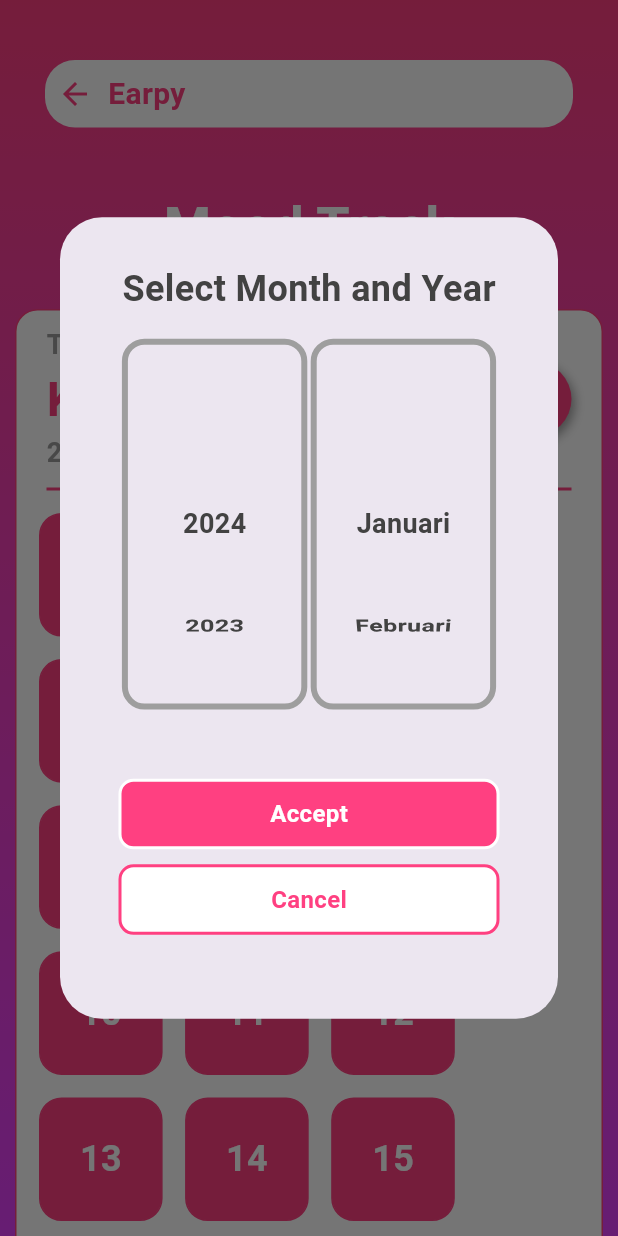
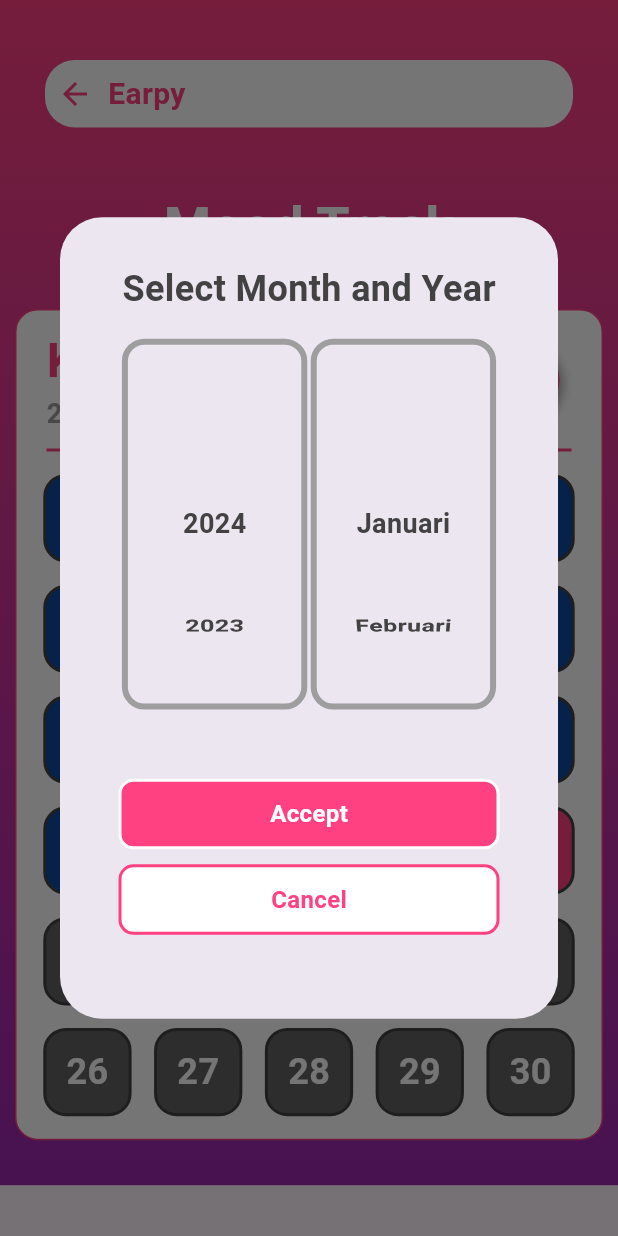
Before and after one commit to binerbard/earpy_apps, a Flutter app: the TrackView screen opened by its route, after a tap on the "date range" icon, on a phone screen of 412 x 824 dp. Run offline on Flutter 3.47's test engine with Material 3 defaults, Android fonts, the phone set to English and light mode, and no system bars; our stand-ins replace audioplayers, dartz, get, get_storage, lottie; accounts and stored records are empty.

Commit message:
add color detection in date

```diff
--- a/lib/controllers/trackcontroller.dart
+++ b/lib/controllers/trackcontroller.dart
@@ -26,7 +26,7 @@ class TrackController extends GetxController {
   @override
   void onInit() {
     initialSelectedEmoji();
-    getDateNow();
+    resetDateNow();
     super.onInit();
   }
 
@@ -40,8 +40,15 @@ class TrackController extends GetxController {
     emojiSelected.value = emojiOption.first;
   }
 
-  void getDateNow() {
+  void resetDateNow() {
     listDate.value = getDatesForMood(now.month, now.year);
+  }
+
+  void setDateNow(String month, String year) {
+    int setMonth = int.parse(month);
+    int setYear = int.parse(year);
+    final dateForMood = getDatesForMood(setMonth, setYear);
+    listDate.value = dateForMood;
   }
 
   void onAccept() {
--- a/lib/presentations/components/Button/buttoninvert.dart
+++ b/lib/presentations/components/Button/buttoninvert.dart
@@ -5,11 +5,13 @@ class ButtonTitleRadius extends StatelessWidget {
   final void Function() onTap;
   final bool invert;
   final String title;
+  final Color colorData;
   const ButtonTitleRadius(
       {super.key,
       required this.onTap,
       this.invert = false,
-      required this.title});
+      required this.title,
+      this.colorData = Colors.pinkAccent});
 
   @override
   Widget build(BuildContext context) {
@@ -20,15 +22,15 @@ class ButtonTitleRadius extends StatelessWidget {
           margin: const EdgeInsets.symmetric(vertical: 5),
           padding: const EdgeInsets.symmetric(vertical: 10, horizontal: 40),
           decoration: BoxDecoration(
-              color: invert ? Colors.white : Colors.pinkAccent,
+              color: invert ? Colors.white : colorData,
               border: Border.all(
-                  color: invert ? Colors.pinkAccent : Colors.white, width: 2),
+                  color: invert ? colorData : Colors.white, width: 2),
               borderRadius: const BorderRadius.all(Radius.circular(10.0))),
           child: Center(
             child: Text(
               title,
               style: TextStyle(
-                  color: invert ? Colors.pinkAccent : Colors.white,
+                  color: invert ? colorData : Colors.white,
                   fontWeight: FontWeight.w600,
                   fontSize: 16),
             ),
--- a/lib/presentations/components/Decoration/alertdialogemoji.dart
+++ b/lib/presentations/components/Decoration/alertdialogemoji.dart
@@ -62,7 +62,10 @@ class AlertDialogEmoji extends StatelessWidget {
                             ),
                           ),
                         ),
-                        ButtonTitleRadius(onTap: onAccept, title: "Send"),
+                        ButtonTitleRadius(
+                          onTap: onAccept,
+                          title: "Send",
+                        ),
                       ],
                     ),
                   ),
--- a/lib/presentations/components/StateComponent/datepickermonthyear.dart
+++ b/lib/presentations/components/StateComponent/datepickermonthyear.dart
@@ -5,9 +5,11 @@ import 'package:get/get.dart';
 
 class StateDatePickerMonthYear extends StatelessWidget {
   final int thisYear;
+  final int thisMonth;
   const StateDatePickerMonthYear({
     super.key,
     required this.thisYear,
+    required this.thisMonth,
   }) : assert(thisYear >= 0);
 
   int _yearLogic(int index) {
@@ -71,7 +73,8 @@ class StateDatePickerMonthYear extends StatelessWidget {
                         )));
                   }),
               DecorationListWheel(
-                  onSelectedItemChanged: (p0) => monthResult = _monthLogic(p0),
+                  onSelectedItemChanged: (p0) =>
+                      monthResult = (p0 + 1).toString(),
                   childCount: 12,
                   builder: (BuildContext context, int index) {
                     return SizedBox(
@@ -93,7 +96,7 @@ class StateDatePickerMonthYear extends StatelessWidget {
                 onTap: () {
                   yearResult =
                       yearResult.isEmpty ? thisYear.toString() : yearResult;
-                  monthResult = monthResult.isEmpty ? "Januari" : monthResult;
+                  monthResult = monthResult.isEmpty ? "1" : monthResult;
                   Get.back(result: {"year": yearResult, "month": monthResult});
                 },
                 title: "Accept"),
--- a/lib/presentations/components/StateComponent/statemoodcard.dart
+++ b/lib/presentations/components/StateComponent/statemoodcard.dart
@@ -5,28 +5,39 @@ import 'package:get/get.dart';
 class StateMoodCard extends StatelessWidget {
   final MoodTrack mood;
   final bool isToday;
+  final bool isAvailable;
   final void Function() onTap;
   const StateMoodCard(
       {super.key,
       required this.mood,
       required this.isToday,
-      required this.onTap});
+      required this.onTap,
+      required this.isAvailable});
+
+  Color _changeColor(bool isToday, bool isAvailable) {
+    if (isAvailable) {
+      if (isToday) {
+        return Colors.pinkAccent;
+      }
+      return Colors.blue.shade900;
+    }
+    return Colors.grey.shade700;
+  }
 
   @override
   Widget build(BuildContext context) {
     return Container(
       margin: const EdgeInsets.all(5),
-      width: Get.width / 5,
-      height: Get.width / 5,
+      width: Get.width / 7,
+      height: Get.width / 7,
       child: InkWell(
-        onTap: isToday ? onTap : null,
+        onTap: isAvailable ? onTap : null,
         child: Container(
           padding: const EdgeInsets.all(10),
           decoration: BoxDecoration(
               borderRadius: BorderRadius.circular(15),
-              border: Border.all(
-                  color: isToday ? Colors.pinkAccent : Colors.blue.shade900),
-              color: isToday ? Colors.pinkAccent : Colors.blue.shade900),
+              border: Border.all(color: Colors.grey.shade800, width: 2),
+              color: _changeColor(isToday, isAvailable)),
           child: Center(
             child: Text(
               mood.emoji,
--- a/lib/presentations/views/track/index.dart
+++ b/lib/presentations/views/track/index.dart
@@ -25,6 +25,7 @@ class TrackView extends GetView<TrackController> {
                 _buildTitle(),
                 const SizedBox(height: 20),
                 _buildCardWrapper(),
+                const SizedBox(height: 20),
               ],
             ),
           ),
@@ -37,7 +38,7 @@ class TrackView extends GetView<TrackController> {
     return Container(
       decoration: const BoxDecoration(
         gradient: LinearGradient(
-          colors: [Colors.pinkAccent, Colors.purpleAccent],
+          colors: [Colors.pinkAccent, Colors.purple],
           begin: Alignment.topCenter,
           end: Alignment.bottomCenter,
         ),
@@ -78,11 +79,6 @@ class TrackView extends GetView<TrackController> {
                 Column(
                   crossAxisAlignment: CrossAxisAlignment.start,
                   children: [
-                    const Text("Today is :",
-                        style: TextStyle(
-                            fontSize: 18,
-                            fontWeight: FontWeight.w700,
-                            color: Colors.grey)),
                     Text(controller.nameday.value,
                         style: const TextStyle(
                             fontSize: 32,
@@ -95,16 +91,37 @@ class TrackView extends GetView<TrackController> {
                             color: Colors.grey)),
                   ],
                 ),
-                CircleIconButton(
+                Row(
+                  children: [
+                    Padding(
+                      padding: const EdgeInsets.symmetric(horizontal: 8.0),
+                      child: CircleIconButton(
+                        icon: Icons.replay_circle_filled,
+                        onTap: () async {
+                          controller.resetDateNow();
+                        },
+                      ),
+                    ),
+                    Padding(
+                      padding: const EdgeInsets.symmetric(horizontal: 8.0),
+                      child: CircleIconButton(
                         icon: Icons.date_range,
                         onTap: () async {
-                    final year = int.parse(controller.dateNow.split("-")[0]);
                           // print(year);
-                    final picker = await Get.dialog(StateDatePickerMonthYear(
-                      thisYear: year,
+                          final picker =
+                              await Get.dialog(StateDatePickerMonthYear(
+                            thisYear: controller.now.year,
+                            thisMonth: controller.now.month,
                           ));
-                    print(picker);
+
+                          if (picker != null) {
+                            controller.setDateNow(
+                                picker["month"], picker["year"]);
+                          }
                         },
+                      ),
+                    ),
+                  ],
                 ),
               ],
             ),
@@ -116,22 +133,24 @@ class TrackView extends GetView<TrackController> {
             height: 2,
           ),
           Obx(
-            () => Wrap(
+            () => Center(
+              child: Wrap(
                 spacing: 5,
                 runSpacing: 5,
                 crossAxisAlignment: WrapCrossAlignment.center,
                 runAlignment: WrapAlignment.center,
                 alignment: WrapAlignment.center,
                 children: controller.listDate.map((e) {
-                final today = int.parse(e.date.split("-")[2]);
-                final currentDate = int.parse(controller.dateNow.split("-")[2]);
-
                   return StateMoodCard(
                     mood: e,
                     onTap: () => controller.addMood(),
-                  isToday: today <= currentDate,
+                    isToday: DateTime.parse(e.date).day == controller.now.day &&
+                        DateTime.parse(e.date).month == controller.now.month &&
+                        DateTime.parse(e.date).year == controller.now.year,
+                    isAvailable: controller.now.isAfter(DateTime.parse(e.date)),
                   );
                 }).toList(),
+              ),
             ),
           ),
         ],
```
Lines whose indentation alone changed are shown as unchanged.
